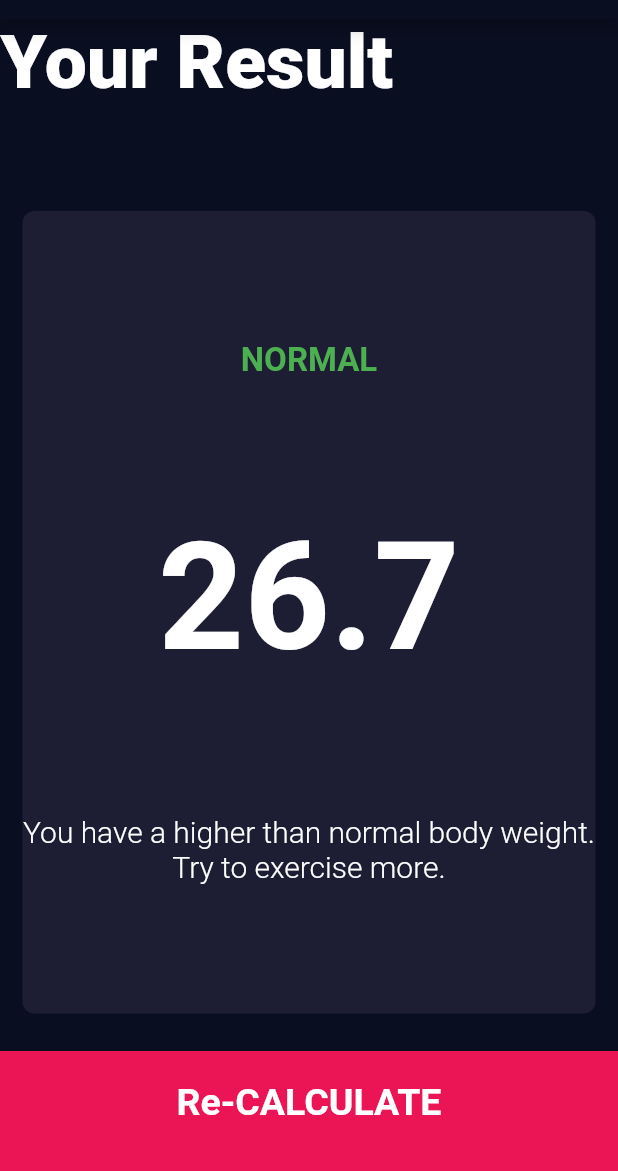
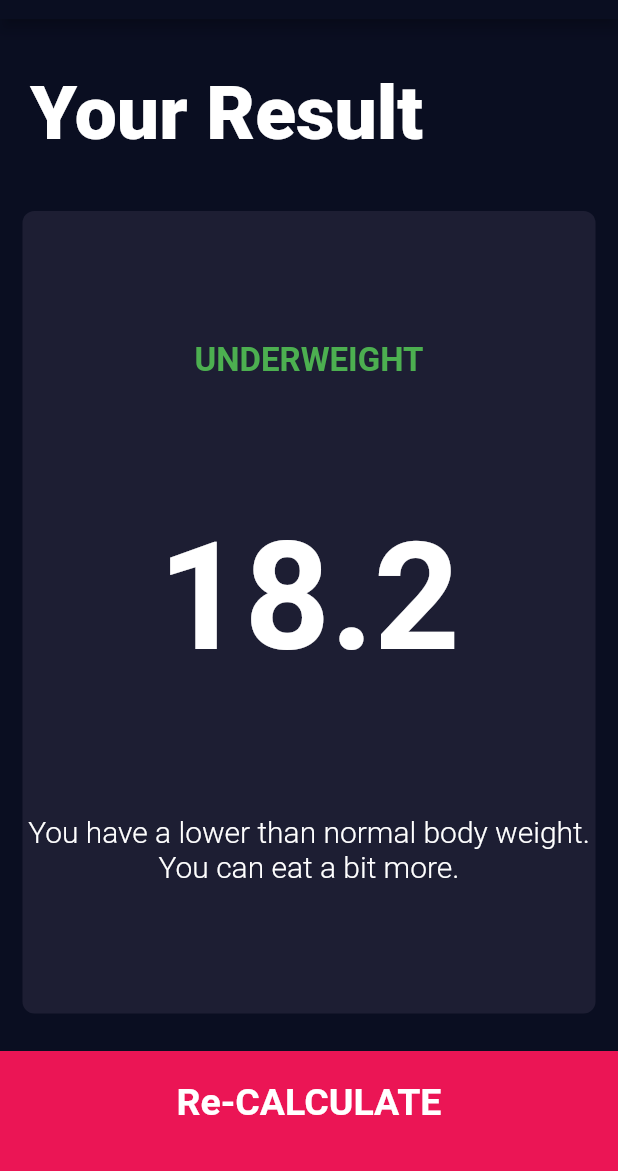
Before and after one commit to g0beze/bmi_calculator, a Flutter app: the screen it shows after launch, after a tap on "CALCULATE", on a phone screen of 412 x 824 dp, the part 65-1236 px from its top. Run offline on Flutter 3.47's test engine with Material 2 defaults, Android fonts, the phone set to English and light mode, and no system bars; our stand-ins replace font_awesome_flutter.

```diff
--- /dev/null
+++ b/lib/calculator_brain.dart
@@ -0,0 +1,37 @@
+import 'dart:math';
+
+class CalculatorBrain {
+  CalculatorBrain({this.height, this.weight});
+
+  late double? height;
+  final int? weight;
+
+  double? _bmi;
+
+  String calculateBMI() {
+    height = height! / 100;
+    _bmi = weight! / pow(height!, 2);
+
+    return _bmi!.toStringAsFixed(1);
+  }
+
+  String getResult() {
+    if (_bmi! >= 25) {
+      return 'OVERWEIGHT';
+    } else if (_bmi! > 18.5) {
+      return 'NORMAL';
+    } else {
+      return 'UNDERWEIGHT';
+    }
+  }
+
+  String getInterpretation() {
+    if (_bmi! >= 25) {
+      return 'You have a higher than normal body weight. Try to exercise more.';
+    } else if (_bmi! > 18.5) {
+      return 'You have a normal body weight. Good job!';
+    } else {
+      return 'You have a lower than normal body weight. You can eat a bit more.';
+    }
+  }
+}
--- a/lib/components/buttons.dart
+++ b/lib/components/buttons.dart
@@ -2,16 +2,14 @@ import 'package:flutter/material.dart';
 import '../constants.dart';
 
 class BottomButton extends StatelessWidget {
-  BottomButton({required this.text, required this.rFunc});
+  BottomButton({required this.text, this.rFunc});
   final String text;
-  final Widget rFunc;
+  final Function()? rFunc;
 
   @override
   Widget build(BuildContext context) {
     return GestureDetector(
-      onTap: () {
-        Navigator.push(context, MaterialPageRoute(builder: (context) => rFunc));
-      },
+      onTap: rFunc,
       child: Container(
         color: kBottomContainerColour,
         margin: const EdgeInsets.only(top: 10),
--- a/lib/screens/input_page.dart
+++ b/lib/screens/input_page.dart
@@ -5,6 +5,7 @@ import '../components/reusable_card.dart';
 import '../constants.dart';
 import 'results_page.dart';
 import '../components/buttons.dart';
+import 'package:bmi_calculator/calculator_brain.dart';
 
 enum Gender { male, female }
 
@@ -247,8 +248,23 @@ class _InputPageState extends State<InputPage> {
           ),
           BottomButton(
             text: 'CALCULATE',
-            rFunc: const ResultsPage(),
-          )
+            rFunc: () {
+              CalculatorBrain calc = CalculatorBrain(
+                height: height.toDouble(),
+                weight: weight,
+              );
+              Navigator.push(
+                context,
+                MaterialPageRoute(
+                  builder: (context) => ResultsPage(
+                    bmiResult: calc.calculateBMI(),
+                    resultText: calc.getResult(),
+                    interpretation: calc.getInterpretation(),
+                  ),
+                ),
+              );
+            },
+          ),
         ],
       ),
     );
--- a/lib/screens/results_page.dart
+++ b/lib/screens/results_page.dart
@@ -1,11 +1,18 @@
 import 'package:bmi_calculator/constants.dart';
 import 'package:flutter/material.dart';
-import 'input_page.dart';
 import '../components/reusable_card.dart';
 import '../components/buttons.dart';
 
 class ResultsPage extends StatelessWidget {
-  const ResultsPage({super.key});
+  ResultsPage({
+    required this.bmiResult,
+    required this.resultText,
+    required this.interpretation,
+  });
+
+  final String bmiResult;
+  final String resultText;
+  final String interpretation;
 
   @override
   Widget build(BuildContext context) {
@@ -17,10 +24,14 @@ class ResultsPage extends StatelessWidget {
         mainAxisAlignment: MainAxisAlignment.spaceEvenly,
         crossAxisAlignment: CrossAxisAlignment.stretch,
         children: [
-          const Expanded(
-            child: Text(
-              'Your Result',
-              style: kLargeTxtStyle,
+          Expanded(
+            child: Container(
+              padding: const EdgeInsets.all(20),
+              alignment: Alignment.bottomLeft,
+              child: const Text(
+                'Your Result',
+                style: kLargeTxtStyle,
+              ),
             ),
           ),
           Expanded(
@@ -30,17 +41,17 @@ class ResultsPage extends StatelessWidget {
               cardChild: Column(
                 mainAxisAlignment: MainAxisAlignment.spaceEvenly,
                 crossAxisAlignment: CrossAxisAlignment.center,
-                children: const [
+                children: [
                   Text(
-                    'NORMAL',
+                    resultText,
                     style: kResultTxtStyle,
                   ),
                   Text(
-                    '26.7',
+                    bmiResult,
                     style: kELargeTxtStyle,
                   ),
                   Text(
-                    'You have a higher than normal body weight. Try to exercise more.',
+                    interpretation,
                     style: kBodyTextStyle,
                     textAlign: TextAlign.center,
                   ),
@@ -50,7 +61,9 @@ class ResultsPage extends StatelessWidget {
           ),
           BottomButton(
             text: 'Re-CALCULATE',
-            rFunc: InputPage(),
+            rFunc: () {
+              Navigator.pop(context);
+            },
           )
         ],
       ),
```
